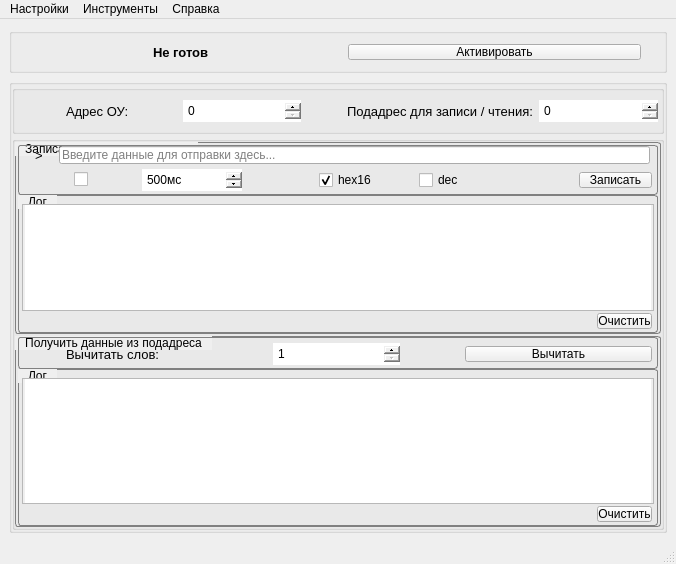
First picture: the form in ui/MainWindow.ui, repository AnatolyHryntsevich/TA1-USB-01-I, before the edit.
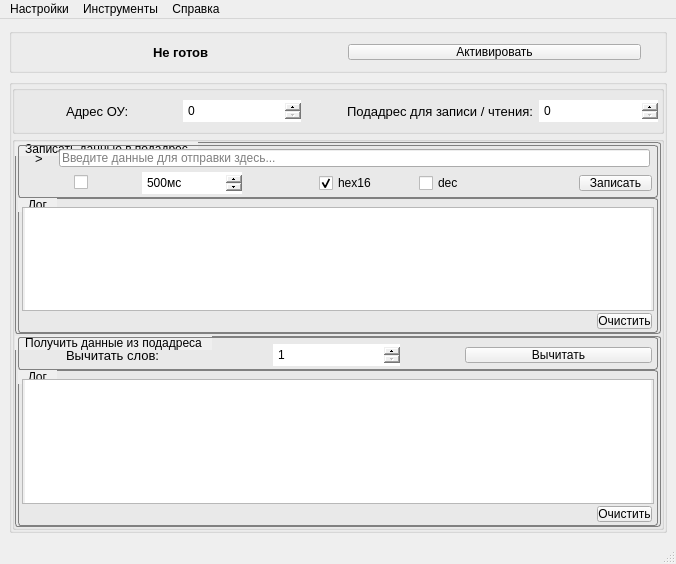
Second picture: the form after the edit.

```diff
--- a/ui/MainWindow.ui
+++ b/ui/MainWindow.ui
@@ -382,7 +382,7 @@
                      <number>3</number>
                     </property>
                     <property name="topMargin">
-                     <number>0</number>
+                     <number>3</number>
                     </property>
                     <property name="rightMargin">
                      <number>3</number>
@@ -813,7 +813,7 @@
                      <number>0</number>
                     </property>
                     <property name="topMargin">
-                     <number>2</number>
+                     <number>3</number>
                     </property>
                     <property name="rightMargin">
                      <number>3</number>
```
Left out of the diff: 2 changed lines with no effect on the pictures.
